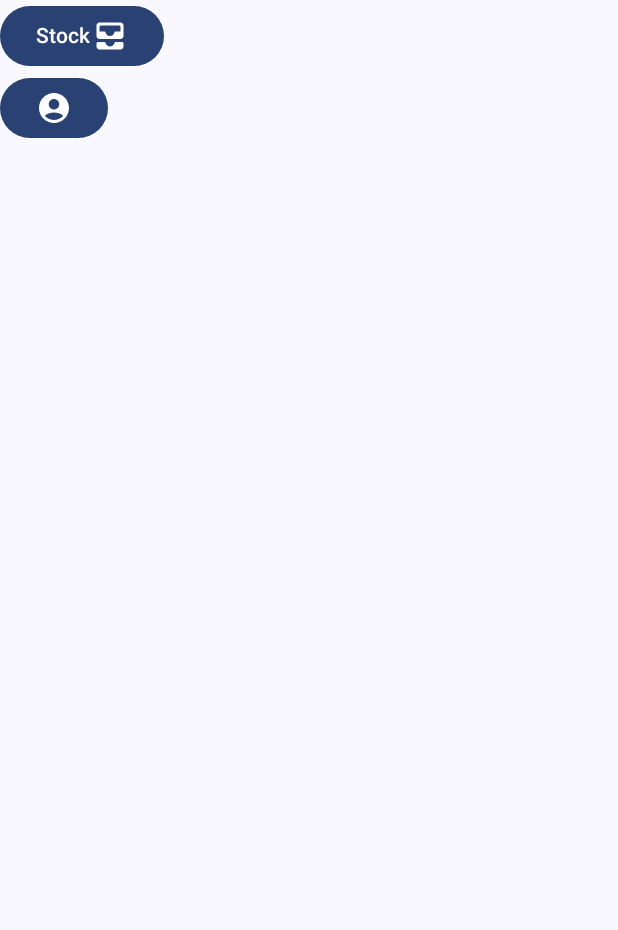
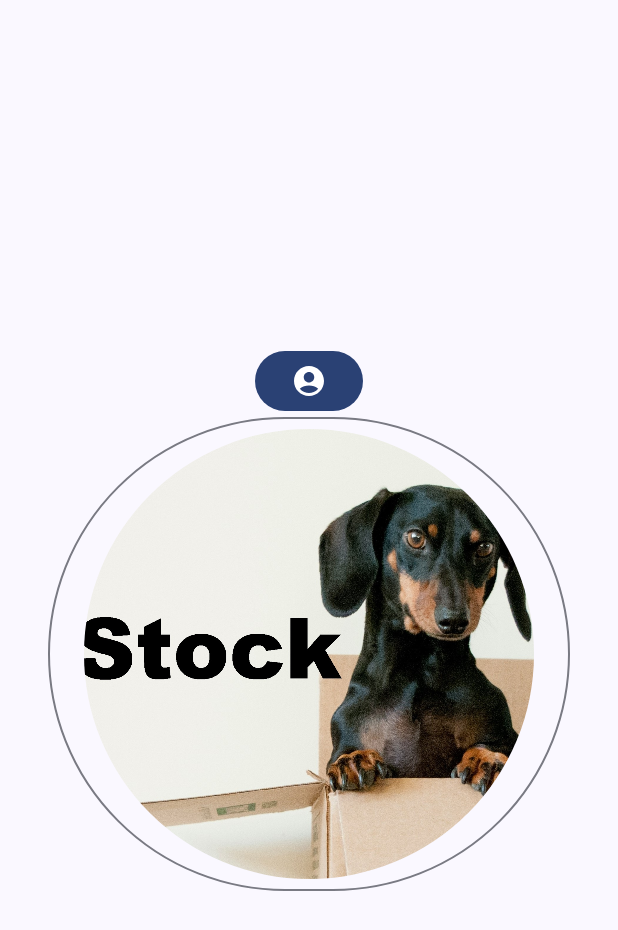
Before and after one commit to DejmianMihailov/Warehouse-System-Mobile, an Android app built with Jetpack Compose: the home screen opened through its navigation route, on a phone screen of 412 x 824 dp. Shown: the top 930 px of the screen. Run offline under Robolectric (Android 15) with nearby library versions, the phone set to English and light mode, and no system bars; Roboto replaces fonts that are not available here.

Commit message:
Made big button for stock

```diff
--- a/app/src/main/java/com/example/warehouse_mobile/composable/HomeCoposable.kt
+++ b/app/src/main/java/com/example/warehouse_mobile/composable/HomeCoposable.kt
@@ -3,18 +3,36 @@ package com.example.warehouse_mobile.composable
 import android.annotation.SuppressLint
 import android.os.Build
 import androidx.annotation.RequiresApi
+import androidx.compose.foundation.Image
+import androidx.compose.foundation.layout.Arrangement
+import androidx.compose.foundation.layout.Box
 import androidx.compose.foundation.layout.Column
+import androidx.compose.foundation.layout.fillMaxHeight
 import androidx.compose.foundation.layout.fillMaxSize
+import androidx.compose.foundation.layout.fillMaxWidth
+import androidx.compose.foundation.layout.size
+import androidx.compose.foundation.shape.CircleShape
+import androidx.compose.foundation.shape.RoundedCornerShape
 import androidx.compose.material.icons.Icons
 import androidx.compose.material.icons.rounded.AccountCircle
 import androidx.compose.material.icons.rounded.AllInbox
 import androidx.compose.material3.Button
 import androidx.compose.material3.Icon
+import androidx.compose.material3.OutlinedButton
 import androidx.compose.material3.Surface
 import androidx.compose.material3.Text
 import androidx.compose.runtime.Composable
+import androidx.compose.ui.Alignment
 import androidx.compose.ui.Modifier
+import androidx.compose.ui.draw.clip
+import androidx.compose.ui.draw.paint
+import androidx.compose.ui.graphics.BlendMode
+import androidx.compose.ui.graphics.Color
+import androidx.compose.ui.graphics.ColorFilter
+import androidx.compose.ui.layout.ContentScale
+import androidx.compose.ui.res.painterResource
 import androidx.compose.ui.res.stringResource
+import androidx.compose.ui.unit.dp
 import androidx.navigation.NavHostController
 import com.example.warehouse_mobile.R
 import com.example.warehouse_mobile.data.UserState
@@ -34,13 +52,29 @@ fun HomeCoposable(
             if (userModel.userUiState is UserState.Success) {
                 userModel.getUserData()
             }
-            Column {
-                Button(onClick = { navController.navigate("stock") }) {
-                    Text(text = "Stock")
-                    Icon(Icons.Rounded.AllInbox, contentDescription ="Stock icon")
+            Column(
+                modifier = Modifier
+                    .fillMaxHeight()
+                    .fillMaxWidth(),
+                horizontalAlignment = Alignment.CenterHorizontally,
+                verticalArrangement = Arrangement.Center
+            ) {
+
+                Button(onClick = { navController.navigate("profile") }) {
+                    Icon(Icons.Rounded.AccountCircle, contentDescription = "Profile icon")
                 }
-                Button(onClick = { navController.navigate("profile") }) {
-                    Icon(Icons.Rounded.AccountCircle, contentDescription ="Profile icon")
+
+                OutlinedButton(onClick = { navController.navigate("stock") }) {
+                    Column {
+                        //Text(text = "Stock")
+                        //Icon(Icons.Rounded.AllInbox, contentDescription = "Stock icon")
+                        Image(
+                            painter = painterResource(id = R.drawable.stock1),
+                            contentDescription = "Stock image button",
+                            contentScale = ContentScale.Crop,
+                            modifier = Modifier.size(300.dp).clip(CircleShape)
+                        )
+                    }
                 }
             }
         }
--- a/app/src/main/java/com/example/warehouse_mobile/composable/ProfileCoposable.kt
+++ b/app/src/main/java/com/example/warehouse_mobile/composable/ProfileCoposable.kt
@@ -1,6 +1,5 @@
 package com.example.warehouse_mobile.composable
 
-import androidx.compose.foundation.Image
 import androidx.compose.foundation.layout.Column
 import androidx.compose.foundation.layout.Spacer
 import androidx.compose.foundation.layout.height
@@ -9,10 +8,7 @@ import androidx.compose.material3.Text
 import androidx.compose.runtime.Composable
 import androidx.compose.runtime.collectAsState
 import androidx.compose.ui.Modifier
-import androidx.compose.ui.res.painterResource
 import androidx.compose.ui.unit.dp
-import com.example.warehouse_mobile.R
-import com.example.warehouse_mobile.ui.theme.WarehouseMobileTheme
 import com.example.warehouse_mobile.view.UserViewModel
 
 @Composable
--- a/app/src/main/java/com/example/warehouse_mobile/composable/StockComposable.kt
+++ b/app/src/main/java/com/example/warehouse_mobile/composable/StockComposable.kt
@@ -1,8 +1,11 @@
 package com.example.warehouse_mobile.composable
 
+import androidx.compose.foundation.layout.Arrangement
 import androidx.compose.foundation.layout.Column
 import androidx.compose.foundation.layout.Row
 import androidx.compose.foundation.layout.Spacer
+import androidx.compose.foundation.layout.fillMaxHeight
+import androidx.compose.foundation.layout.fillMaxWidth
 import androidx.compose.foundation.layout.height
 import androidx.compose.foundation.layout.width
 import androidx.compose.foundation.lazy.LazyColumn
@@ -11,6 +14,7 @@ import androidx.compose.material3.HorizontalDivider
 import androidx.compose.material3.Text
 import androidx.compose.runtime.Composable
 import androidx.compose.runtime.collectAsState
+import androidx.compose.ui.Alignment
 import androidx.compose.ui.Modifier
 import androidx.compose.ui.unit.dp
 import com.example.warehouse_mobile.ui.theme.WarehouseMobileTheme
@@ -22,6 +26,7 @@ fun StockCoposable(userViewModel: UserViewModel) {
     var stock = userViewModel.stockDateState.collectAsState()
     WarehouseMobileTheme {
         Column {
+            Text(text = "All warehouse Stock")
             Spacer(modifier = Modifier.height(76.dp))
             Spacer(modifier = Modifier.width(25.dp))
             LazyColumn {
```
Also changed, not shown: app/src/main/res/drawable/stock.jpg (added), app/src/main/res/drawable/stock1.jpg (added).
